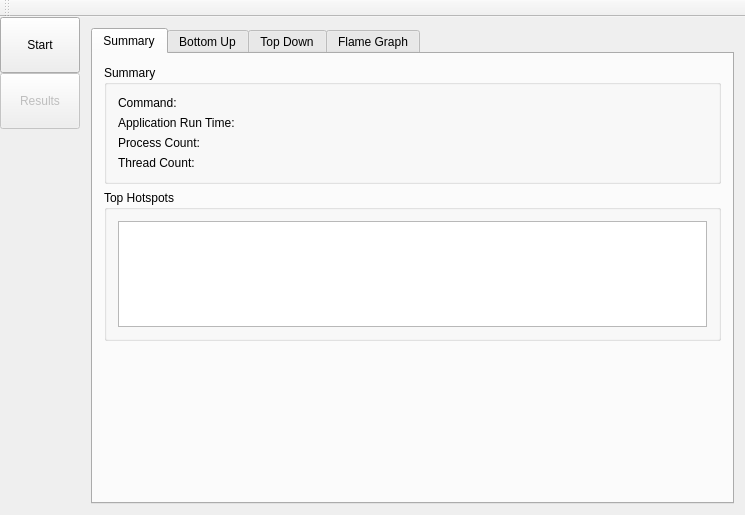
The window that src/mainwindow.ui (KDAB/hotspot) describes before a commit, drawn with Qt 5.
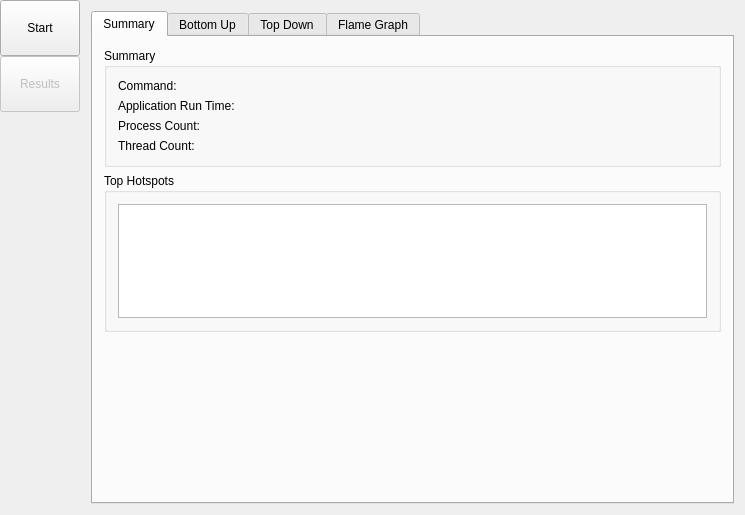
The same window after the commit. Icons and pictures are not drawn. Custom widgets are drawn as their Qt base class.

Commit message: Remove unused main toolbar

```diff
--- a/src/mainwindow.ui
+++ b/src/mainwindow.ui
@@ -572,14 +572,6 @@
     </rect>
    </property>
   </widget>
-  <widget class="QToolBar" name="mainToolBar">
-   <attribute name="toolBarArea">
-    <enum>TopToolBarArea</enum>
-   </attribute>
-   <attribute name="toolBarBreak">
-    <bool>false</bool>
-   </attribute>
-  </widget>
  </widget>
  <layoutdefault spacing="6" margin="11"/>
  <customwidgets>
```
The commit also changes 1 other file.
